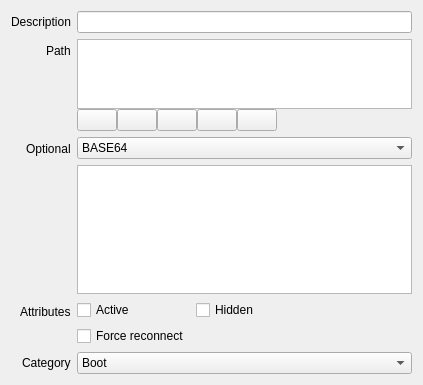
The window that src/form/bootentryform.ui (Neverous/efibooteditor) describes before a commit, drawn with Qt 5.
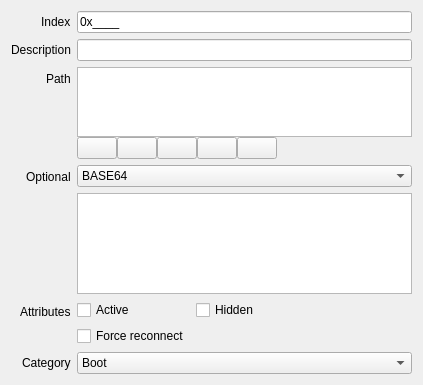
The same window after the commit. Icons and pictures are not drawn. Custom widgets are drawn as their Qt base class.

Patch:
```diff
--- a/src/form/bootentryform.ui
+++ b/src/form/bootentryform.ui
@@ -29,7 +29,7 @@
    <property name="labelAlignment">
     <set>Qt::AlignRight|Qt::AlignTrailing|Qt::AlignVCenter</set>
    </property>
-   <item row="0" column="0">
+   <item row="1" column="0">
     <widget class="QLabel" name="description_label">
      <property name="toolTip">
       <string>Description</string>
@@ -45,7 +45,7 @@
      </property>
     </widget>
    </item>
-   <item row="0" column="1">
+   <item row="1" column="1">
     <widget class="QLineEdit" name="description_text">
      <property name="toolTip">
       <string>Description</string>
@@ -61,7 +61,7 @@
      </property>
     </widget>
    </item>
-   <item row="1" column="0">
+   <item row="2" column="0">
     <widget class="QLabel" name="path_label">
      <property name="toolTip">
       <string>Path</string>
@@ -77,7 +77,7 @@
      </property>
     </widget>
    </item>
-   <item row="1" column="1">
+   <item row="2" column="1">
     <layout class="QVBoxLayout" name="paths_box" stretch="1,0">
      <property name="spacing">
       <number>0</number>
@@ -305,7 +305,7 @@
      </item>
     </layout>
    </item>
-   <item row="2" column="0">
+   <item row="3" column="0">
     <widget class="QLabel" name="optional_data_label">
      <property name="toolTip">
       <string>Optional data</string>
@@ -321,7 +321,7 @@
      </property>
     </widget>
    </item>
-   <item row="2" column="1">
+   <item row="3" column="1">
     <layout class="QVBoxLayout" name="optional_data_box" stretch="0,1">
      <item>
       <widget class="QComboBox" name="optional_data_format_combo">
@@ -376,7 +376,7 @@
      </item>
     </layout>
    </item>
-   <item row="3" column="0">
+   <item row="4" column="0">
     <widget class="QLabel" name="attributes_label">
      <property name="toolTip">
       <string>Attributes</string>
@@ -392,7 +392,7 @@
      </property>
     </widget>
    </item>
-   <item row="3" column="1">
+   <item row="4" column="1">
     <layout class="QGridLayout" name="attributes_box">
      <item row="0" column="0">
       <widget class="QCheckBox" name="attribute_active">
@@ -457,7 +457,7 @@
      </item>
     </layout>
    </item>
-   <item row="4" column="1">
+   <item row="5" column="1">
     <widget class="QComboBox" name="categoty_combo">
      <property name="sizePolicy">
       <sizepolicy hsizetype="Expanding" vsizetype="Fixed">
@@ -486,7 +486,7 @@
      </item>
     </widget>
    </item>
-   <item row="4" column="0">
+   <item row="5" column="0">
     <widget class="QLabel" name="category_label">
      <property name="toolTip">
       <string>Category</string>
@@ -502,6 +502,38 @@
      </property>
     </widget>
    </item>
+   <item row="0" column="0">
+    <widget class="QLabel" name="index_label">
+     <property name="toolTip">
+      <string>Index</string>
+     </property>
+     <property name="statusTip">
+      <string>Index</string>
+     </property>
+     <property name="whatsThis">
+      <string>&lt;html&gt;&lt;head/&gt;&lt;body&gt;&lt;p&gt;Index&lt;/p&gt;&lt;/body&gt;&lt;/html&gt;</string>
+     </property>
+     <property name="text">
+      <string>Index</string>
+     </property>
+    </widget>
+   </item>
+   <item row="0" column="1">
+    <widget class="QLineEdit" name="index_text">
+     <property name="toolTip">
+      <string>Order</string>
+     </property>
+     <property name="statusTip">
+      <string>Order</string>
+     </property>
+     <property name="whatsThis">
+      <string>&lt;html&gt;&lt;head/&gt;&lt;body&gt;&lt;p&gt;Order&lt;/p&gt;&lt;/body&gt;&lt;/html&gt;</string>
+     </property>
+     <property name="inputMask">
+      <string>&gt;\0\xHHHH;_</string>
+     </property>
+    </widget>
+   </item>
   </layout>
  </widget>
  <customwidgets>
```
Left out of the diff: 17 changed lines with no effect on the pictures.
